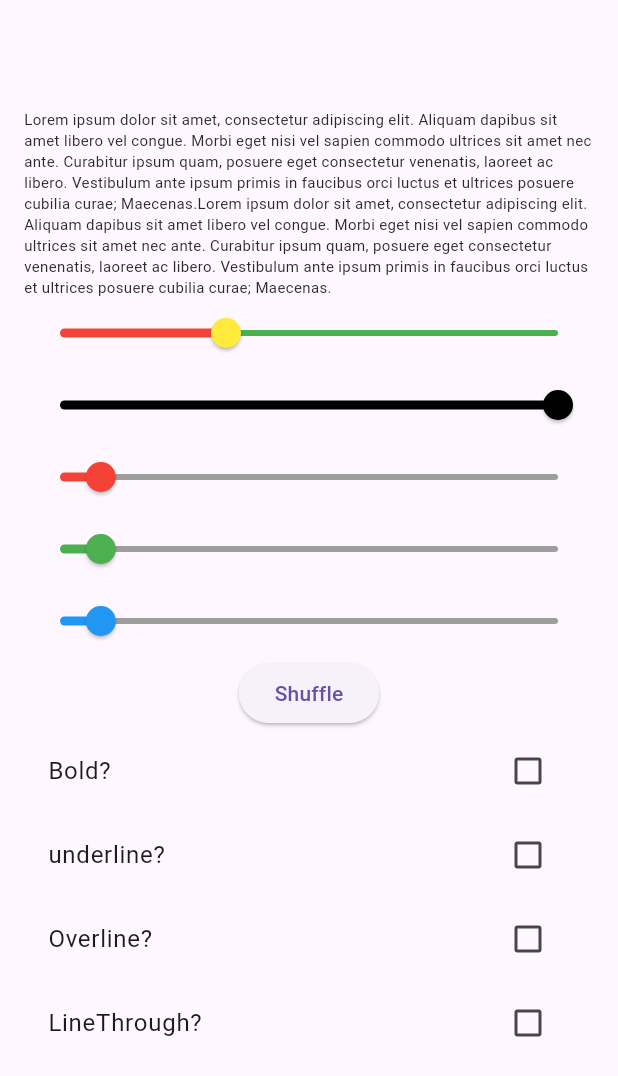
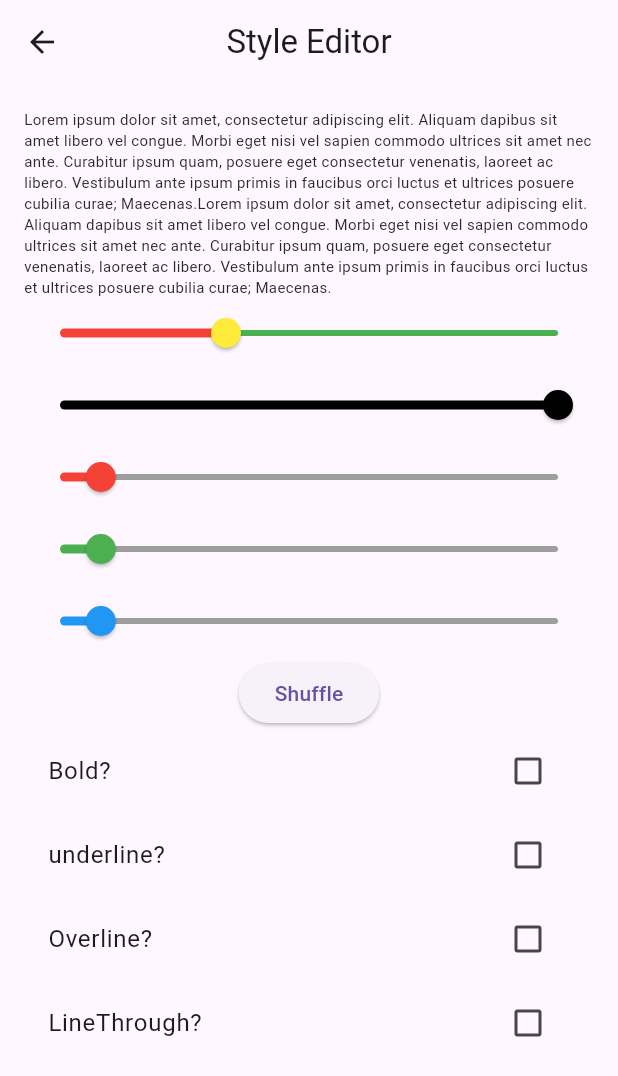
Before and after one commit to fr4nsgallegos/slider_app_g8, a Flutter app: the TextStyleEditorPage screen opened directly, on a phone screen of 412 x 824 dp. Shown: the top 1076 px of the screen. Run offline on Flutter 3.47's test engine with Material 3 defaults, Android fonts, the phone set to English and light mode, and no system bars.

```diff
--- a/lib/main.dart
+++ b/lib/main.dart
@@ -1,10 +1,12 @@
 import 'package:flutter/material.dart';
+import 'package:slider_example_g8/pages/imc_calulator_page.dart';
 import 'package:slider_example_g8/pages/text_style_editor_page.dart';
 
 void main() {
   runApp(
     MaterialApp(
-      home: TextStyleEditorPage(),
+      // home: TextStyleEditorPage(),
+      home: ImcCalculatorPage(),
       debugShowCheckedModeBanner: false,
     ),
   );
--- a/lib/pages/text_style_editor_page.dart
+++ b/lib/pages/text_style_editor_page.dart
@@ -25,7 +25,10 @@ class _TextStyleEditorPageState extends State<TextStyleEditorPage> {
   Widget build(BuildContext context) {
     return SafeArea(
       child: Scaffold(
-        appBar: AppBar(),
+        appBar: AppBar(
+          title: Text("Style Editor"),
+          centerTitle: true,
+        ),
         body: Center(
           child: Padding(
             padding: const EdgeInsets.all(16.0),
```
Also changed, not shown: lib/pages/imc_calulator_page.dart (added, +18 -0 lines).
